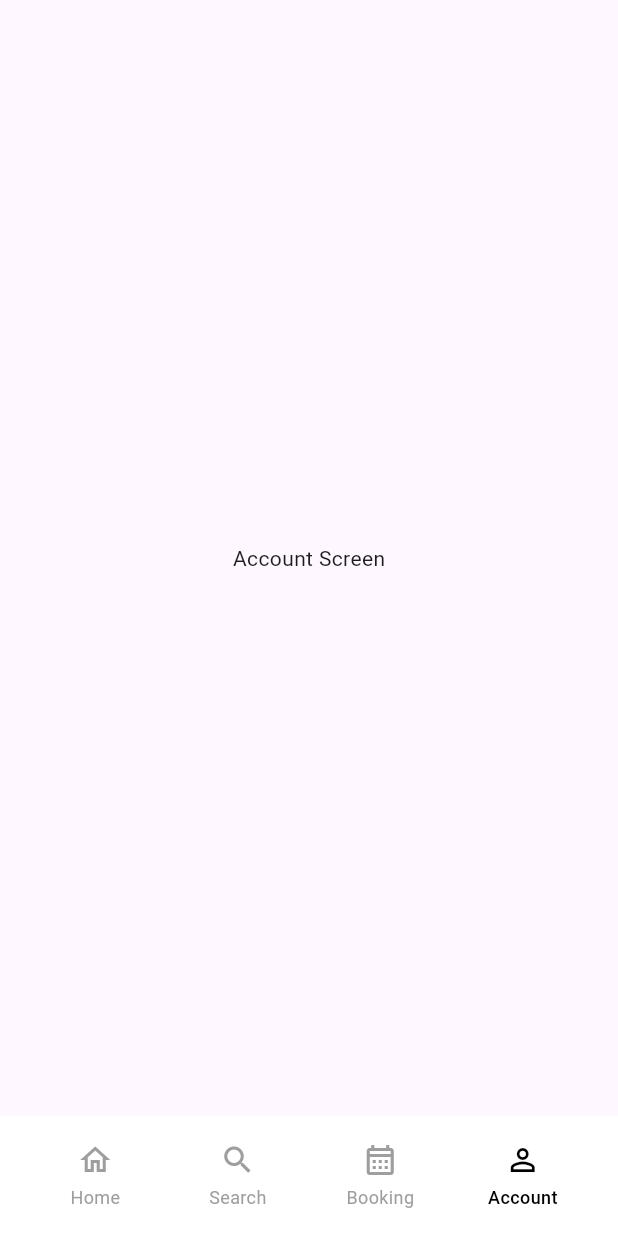
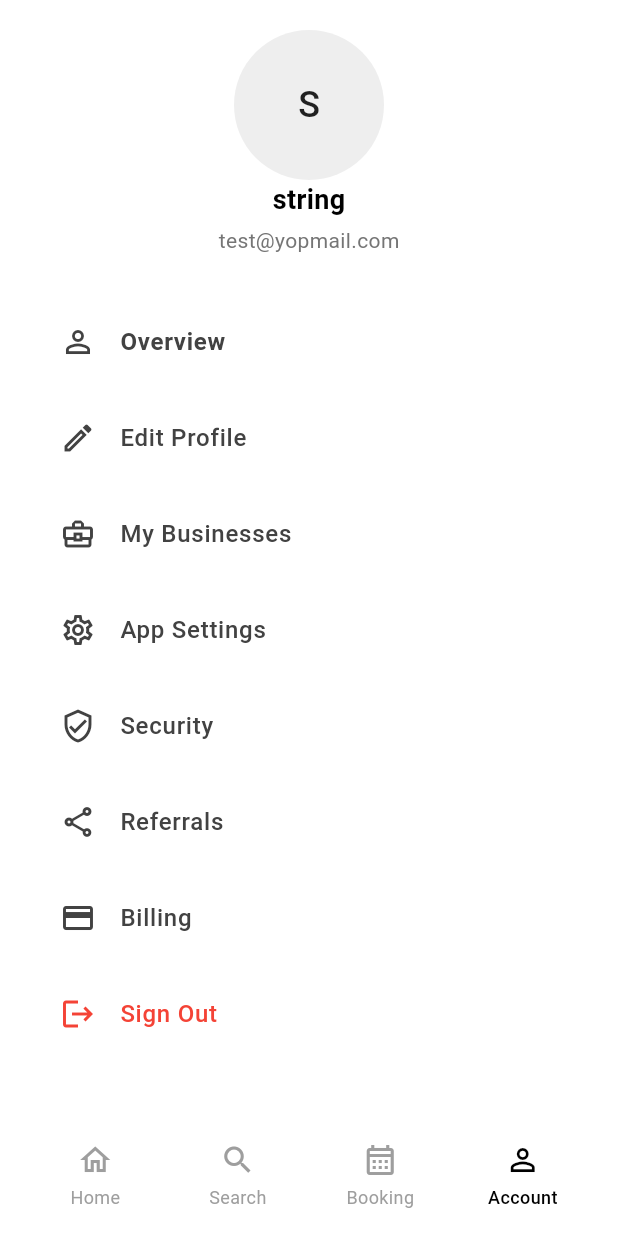
Before and after one commit to Henrydykee/check_around_me, a Flutter app: the CheckNavbar screen opened directly, item 4 of the bottom bar chosen, on a phone screen of 412 x 824 dp. Run offline on Flutter 3.47's test engine with Material 3 defaults, Android fonts, the phone set to English and light mode, and no system bars; drawn by our look-alikes of overlay_support; our stand-ins replace dartz, dio, font_awesome_flutter, gap, get_it, google_fonts and 1 more; accounts and stored records are empty; network calls fail; Roboto replaces fonts that are missing (urbanist).

Commit message:
auth designs

```diff
--- a/lib/core/services/local_storage.dart
+++ b/lib/core/services/local_storage.dart
@@ -1,6 +1,7 @@
 
 import 'dart:convert';
 
+import 'package:flutter/cupertino.dart';
 import 'package:shared_preferences/shared_preferences.dart';
 
 
--- a/lib/core/vm/provider_initilizers.dart
+++ b/lib/core/vm/provider_initilizers.dart
@@ -14,8 +14,9 @@ GetIt inject = GetIt.instance;
 
 class ProviderInitializer {
   static List<SingleChildWidget> getProviders() => [
-    ChangeNotifierProvider<AuthViewModel>(create: (_) => inject<AuthViewModel>()),
     ChangeNotifierProvider<BusinessProvider>(create: (_) => inject<BusinessProvider>()),
+    ChangeNotifierProvider<AuthProvider>(create: (_) => inject<AuthProvider>()),
+
   ];
 }
 
@@ -35,14 +36,3 @@ Future<void> setupLocator() async {
   inject.registerLazySingleton<AuthProvider>(() => AuthProvider(inject()));
   inject.registerLazySingleton<BusinessProvider>(() => BusinessProvider(inject()));
 }
-
-class AuthViewModel extends ChangeNotifier {
-  String _userName = "";
-
-  String get userName => _userName;
-
-  void login(String name) {
-    _userName = name;
-    notifyListeners(); // notify listeners when state changes
-  }
-}
--- /dev/null
+++ b/lib/features/account/account_screen.dart
@@ -0,0 +1,157 @@
+import 'package:flutter/material.dart';
+
+class AccountScreen extends StatefulWidget {
+  const AccountScreen({super.key});
+
+  @override
+  State<AccountScreen> createState() => _AccountScreenState();
+}
+
+class _AccountScreenState extends State<AccountScreen> {
+  @override
+  Widget build(BuildContext context) {
+    return Scaffold(
+      backgroundColor: Colors.white,
+      body: SafeArea(
+        child: SingleChildScrollView(
+          padding: const EdgeInsets.symmetric(horizontal: 24.0, vertical: 20.0),
+          child: Column(
+            crossAxisAlignment: CrossAxisAlignment.start,
+            children: [
+              Center(
+                child: CircleAvatar(
+                  radius: 50,
+                  backgroundColor: Colors.grey[200],
+                  child: const Text(
+                    'S',
+                    style: TextStyle(
+                      fontSize: 24,
+                      color: Colors.black87,
+                      fontWeight: FontWeight.w500,
+                    ),
+                  ),
+                ),
+              ),
+              Center(
+                child: Column(
+                  children: [
+                    const Text(
+                      'string',
+                      style: TextStyle(
+                        fontSize: 18,
+                        fontWeight: FontWeight.bold,
+                        color: Colors.black,
+                      ),
+                    ),
+                    const SizedBox(height: 4),
+                    Text(
+                      'test@yopmail.com',
+                      style: TextStyle(
+                        fontSize: 14,
+                        color: Colors.grey[600],
+                      ),
+                    ),
+                  ],
+                ),
+              ),
+
+              const SizedBox(height: 30),
+
+              // 3. Menu Options List
+              // "Overview" is selected by default based on image
+              _buildMenuOption(
+                icon: Icons.person_outline,
+                title: 'Overview',
+                isSelected: true,
+                onTap: () {},
+              ),
+              _buildMenuOption(
+                icon: Icons.edit_outlined,
+                title: 'Edit Profile',
+                onTap: () {},
+              ),
+              _buildMenuOption(
+                icon: Icons.business_center_outlined,
+                title: 'My Businesses',
+                onTap: () {},
+              ),
+              _buildMenuOption(
+                icon: Icons.settings_outlined,
+                title: 'App Settings',
+                onTap: () {},
+              ),
+              _buildMenuOption(
+                icon: Icons.verified_user_outlined,
+                title: 'Security',
+                onTap: () {},
+              ),
+              _buildMenuOption(
+                icon: Icons.share_outlined,
+                title: 'Referrals',
+                onTap: () {},
+              ),
+              _buildMenuOption(
+                icon: Icons.credit_card_outlined,
+                title: 'Billing',
+                onTap: () {},
+              ),
+
+              // 4. Sign Out Button
+              _buildMenuOption(
+                icon: Icons.logout,
+                title: 'Sign Out',
+                isDestructive: true, // Custom flag for red color
+                onTap: () {
+                  // Handle logout logic
+                },
+              ),
+            ],
+          ),
+        ),
+      ),
+    );
+  }
+
+  // Reusable Helper Widget for the Menu Items
+  Widget _buildMenuOption({
+    required IconData icon,
+    required String title,
+    required VoidCallback onTap,
+    bool isSelected = false,
+    bool isDestructive = false,
+  }) {
+    // Define colors based on state
+    final Color backgroundColor =  Colors.transparent;
+    final Color contentColor = isDestructive
+        ? Colors.red
+        : ( Colors.grey[800]!);
+
+    return Container(
+      margin: const EdgeInsets.only(bottom: 8),
+      decoration: BoxDecoration(
+        color: backgroundColor,
+        borderRadius: BorderRadius.circular(12),
+      ),
+      child: ListTile(
+        onTap: onTap,
+        leading: Icon(
+          icon,
+          color: contentColor,
+          size: 24,
+        ),
+        title: Text(
+          title,
+          style: TextStyle(
+            color: contentColor,
+            fontSize: 16,
+            fontWeight: isSelected ? FontWeight.w600 : FontWeight.w500,
+          ),
+        ),
+        contentPadding: const EdgeInsets.symmetric(horizontal: 16, vertical: 4),
+        dense: true,
+        // Removes default ListTile constraints to make it look tighter like the image
+        minLeadingWidth: 20,
+      ),
+    );
+  }
+}
--- a/lib/features/navbar/check_navbar.dart
+++ b/lib/features/navbar/check_navbar.dart
@@ -1,6 +1,7 @@
 import 'package:check_around_me/features/booking/booking_screen.dart';
 import 'package:flutter/material.dart';
 
+import '../account/account_screen.dart';
 import '../home/home_screen.dart';
 import '../search_screen.dart';
 
@@ -37,7 +38,7 @@ class _CheckNavbarState extends State<CheckNavbar> {
           HomeScreen(),
           SearchScreen(),
           BookingsScreen(),
-          Center(child: Text("Account Screen")),
+          AccountScreen(),
         ],
       ),
       bottomNavigationBar: FABBottomAppBar(
--- a/lib/features/search_screen.dart
+++ b/lib/features/search_screen.dart
@@ -31,11 +31,9 @@ class _SearchScreenState extends State<SearchScreen> {
       builder: (context, vm, child) {
         // Filtered business list based on search text and active category
         final filteredList = vm.businessList.where((b) {
-          final matchesCategory =
-              activeFilter.isEmpty || b.category.toString() == activeFilter;
-          final matchesSearch = controller.text.isEmpty ||
-              b.name.toString().toLowerCase().contains(controller.text.toLowerCase()) ||
-              b.about.toString().toLowerCase().contains(controller.text.toLowerCase());
+          final matchesCategory = activeFilter.isEmpty || b.category.toString() == activeFilter;
+          final matchesSearch =
+              controller.text.isEmpty || b.name.toString().toLowerCase().contains(controller.text.toLowerCase()) || b.about.toString().toLowerCase().contains(controller.text.toLowerCase());
           return matchesCategory && matchesSearch;
         }).toList();
 
@@ -55,17 +53,11 @@ class _SearchScreenState extends State<SearchScreen> {
                 Padding(
                   padding: const EdgeInsets.symmetric(horizontal: 16),
                   child: Container(
-                    decoration: BoxDecoration(
-                        color: Colors.grey.shade100,
-                        borderRadius: BorderRadius.circular(40)),
+                    decoration: BoxDecoration(color: Colors.grey.shade100, borderRadius: BorderRadius.circular(40)),
                     padding: const EdgeInsets.symmetric(horizontal: 16),
                     child: TextField(
                       controller: controller,
-                      decoration: const InputDecoration(
-                        border: InputBorder.none,
-                        hintText: "Search for a service or provider...",
-                        icon: Icon(Icons.search),
-                      ),
+                      decoration: const InputDecoration(border: InputBorder.none, hintText: "Search for a service or provider...", icon: Icon(Icons.search)),
                       onChanged: (_) => setState(() {}),
                     ),
                   ),
@@ -82,10 +74,7 @@ class _SearchScreenState extends State<SearchScreen> {
                       return ChoiceChip(
                         label: Text(
                           f.name.toString(),
-                          style: TextStyle(
-                            color: isActive ? Colors.white : Colors.black,
-                            fontWeight: FontWeight.w500,
-                          ),
+                          style: TextStyle(color: isActive ? Colors.white : Colors.black, fontWeight: FontWeight.w500),
                         ),
                         selected: isActive,
                         backgroundColor: Colors.white,
@@ -93,8 +82,7 @@ class _SearchScreenState extends State<SearchScreen> {
                         side: const BorderSide(color: Colors.black),
                         padding: const EdgeInsets.symmetric(horizontal: 12),
                         onSelected: (_) {
-                          setState(() =>
-                          activeFilter = isActive ? "" : f.name.toString());
+                          setState(() => activeFilter = isActive ? "" : f.name.toString());
                         },
                       );
                     },
@@ -110,39 +98,27 @@ class _SearchScreenState extends State<SearchScreen> {
                           child: Padding(
                             padding: const EdgeInsets.symmetric(vertical: 40),
                             child: Text(
-                        activeFilter.isEmpty
-                            ? "No services found."
-                            : "No services found for the category \"$activeFilter\"",
-                        style: const TextStyle(
-                            fontSize: 16, fontWeight: FontWeight.w500),
+                              activeFilter.isEmpty ? "No services found." : "No services found for the category \"$activeFilter\"",
+                              style: const TextStyle(fontSize: 16, fontWeight: FontWeight.w500),
                             ),
                           ),
                         )
                       : GridView.builder(
                           shrinkWrap: true,
                           physics: const NeverScrollableScrollPhysics(),
-                    gridDelegate:
-                    const SliverGridDelegateWithFixedCrossAxisCount(
-                      crossAxisCount: 2,
-                      mainAxisSpacing: 20,
-                      crossAxisSpacing: 16,
-                      childAspectRatio: 0.59,
-                    ),
+                          gridDelegate: const SliverGridDelegateWithFixedCrossAxisCount(crossAxisCount: 2, mainAxisSpacing: 20, crossAxisSpacing: 16, childAspectRatio: 0.59),
                           itemCount: filteredList.length,
                           itemBuilder: (context, index) {
                             final b = filteredList[index];
                             return ServiceCard(
-                        imageUrl:
-                        "https://images.pexels.com/photos/607812/pexels-photo-607812.jpeg",
+                              imageUrl: "https://beta.checkaroundme.com/api/v1/businesses/${b.id}/images/primary",
                               title: b.name.toString(),
                               location: b.addressLine1.toString(),
                               category: b.category.toString(),
                               description: b.about.toString(),
                               rating: 0,
                               onTap: () {
-                          router.push(AboutServiceScreen(
-                            businessModel: b,
-                          ));
+                                router.push(AboutServiceScreen(businessModel: b));
                               },
                             );
                           },
--- a/lib/vm/business_provider.dart
+++ b/lib/vm/business_provider.dart
@@ -48,6 +48,8 @@ class BusinessProvider extends ChangeNotifier {
     error = null;
     notifyListeners();
     final result = await _repository.getBusinesses();
+    debugPrint("response");
+    debugPrint(result.toString());
     result.fold(
           (failure) {
         error = failure;
```
Also changed, not shown: lib/core/services/api_client.dart (+16 -10 lines), lib/core/widget/service_card.dart (+14 -1 lines), lib/data/model/business_model.dart (+39 -36 lines), lib/data/model/user_model.dart (added, +155 -0 lines), lib/data/repositories/auth_repositories.dart (+30 -6 lines), lib/features/home/home_screen.dart (+11 -3 lines), lib/vm/auth_provider.dart (+22 -0 lines). Lines whose indentation alone changed are shown as unchanged.
